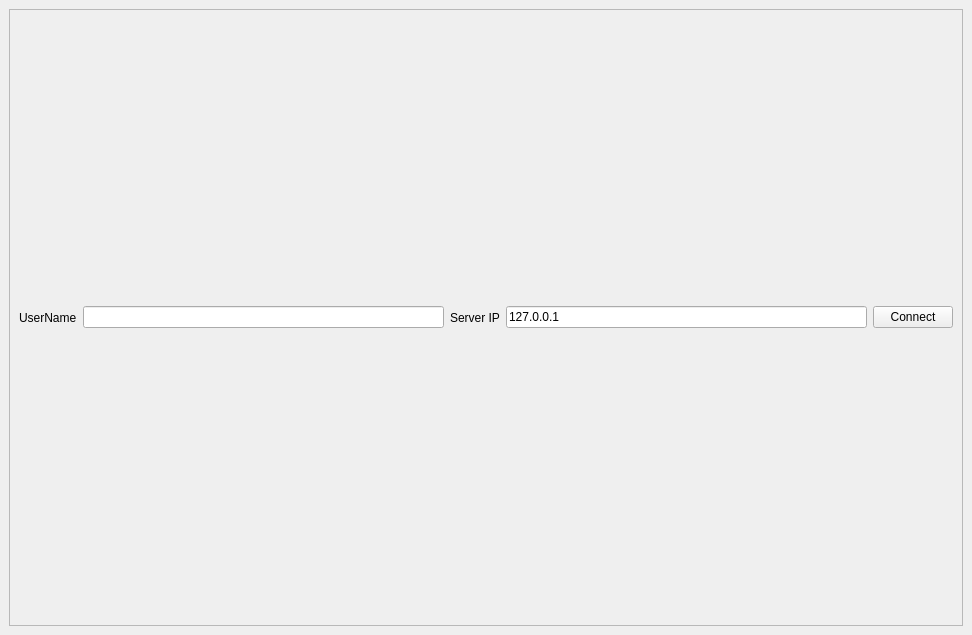
Hakan-Kocaman/Chess_Game_Computer_Networks, file zcilent/connectscreen.ui: the form before one commit.
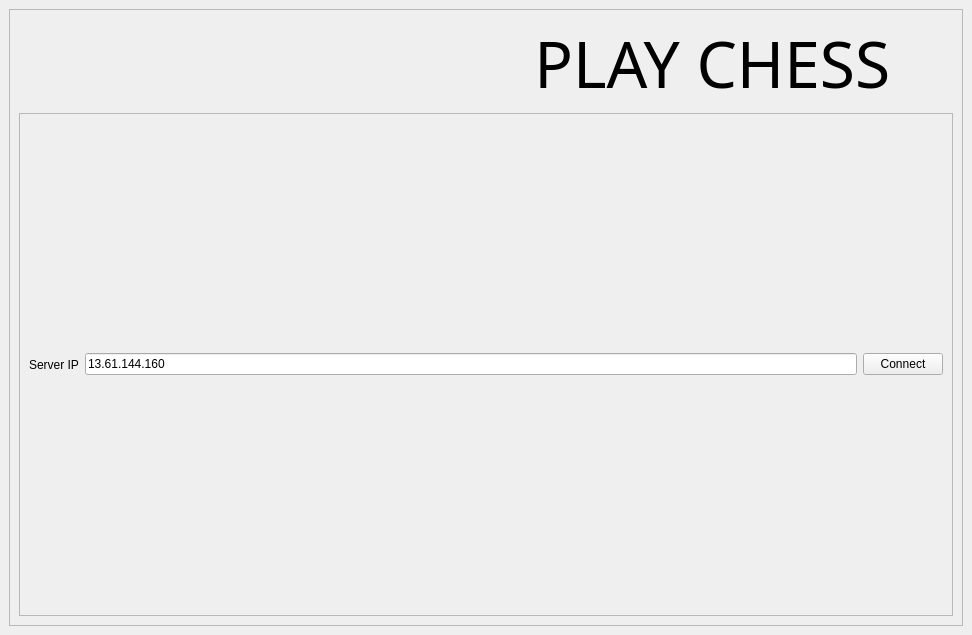
The form after the commit.

```diff
--- a/zcilent/connectscreen.ui
+++ b/zcilent/connectscreen.ui
@@ -23,17 +23,29 @@
       <property name="frameShadow">
        <enum>QFrame::Shadow::Raised</enum>
       </property>
-      <layout class="QHBoxLayout" name="horizontalLayout">
+      <layout class="QVBoxLayout" name="verticalLayout_2" stretch="1,10">
        <item>
         <widget class="QLabel" name="label">
+         <property name="font">
+          <font>
+           <family>Sans Serif Collection</family>
+           <pointsize>48</pointsize>
+          </font>
+         </property>
          <property name="text">
-          <string>UserName</string>
+          <string>                               PLAY CHESS</string>
          </property>
         </widget>
        </item>
        <item>
-        <widget class="QLineEdit" name="lineEdit"/>
-       </item>
+        <widget class="QFrame" name="frame_2">
+         <property name="frameShape">
+          <enum>QFrame::Shape::StyledPanel</enum>
+         </property>
+         <property name="frameShadow">
+          <enum>QFrame::Shadow::Raised</enum>
+         </property>
+         <layout class="QHBoxLayout" name="horizontalLayout_2" stretch="0,0,0">
        <item>
         <widget class="QLabel" name="label_2">
          <property name="text">
@@ -44,7 +56,7 @@
        <item>
         <widget class="QLineEdit" name="lineEdit_2">
          <property name="text">
-          <string>127.0.0.1</string>
+             <string>13.61.144.160</string>
          </property>
         </widget>
        </item>
@@ -53,6 +65,9 @@
          <property name="text">
           <string>Connect</string>
          </property>
+           </widget>
+          </item>
+         </layout>
         </widget>
        </item>
       </layout>
```
Lines whose indentation alone changed are shown as unchanged.
